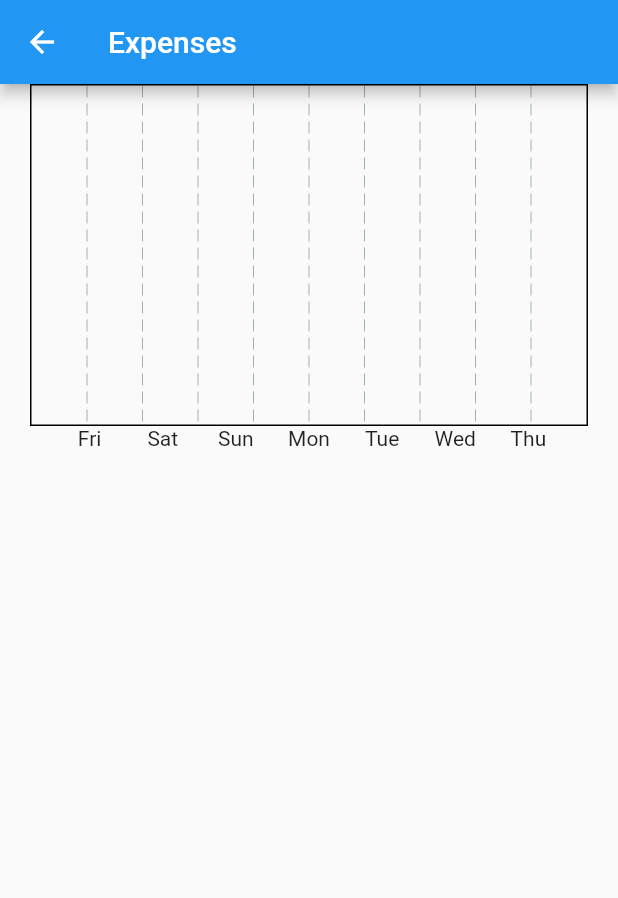
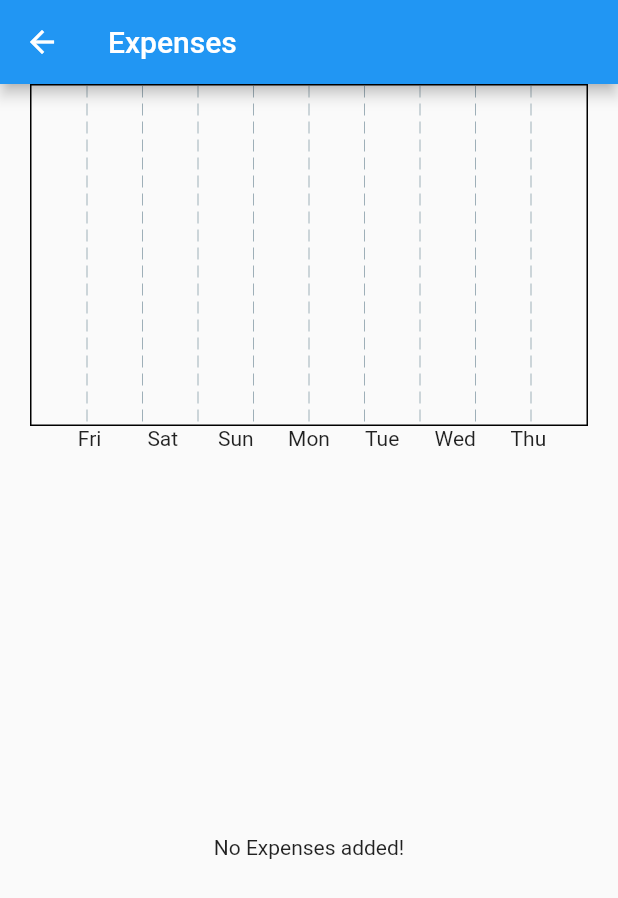
Before and after one commit to AslamJiffry/PersonalExpenseTracker, a Flutter app: the ExpensesScreen screen opened directly with empty values, on a phone screen of 412 x 824 dp. Shown: the top 898 px of the screen. Run offline on Flutter 3.47's test engine with Material 2 defaults, Android fonts, the phone set to English and light mode, and no system bars; drawn by our look-alikes of fl_chart; our stand-ins replace sqflite; accounts and stored records are empty.

Commit message:
'Nan' error fix , when there is no data

```diff
--- a/lib/widgets/all_expenses_screen.dart/all_expenses_list.dart
+++ b/lib/widgets/all_expenses_screen.dart/all_expenses_list.dart
@@ -12,12 +12,16 @@ class AllExpensesList extends StatelessWidget {
     return Consumer<DatabaseProvider>(
       builder: (_, db, __) {
         var list = db.expences;
-        return ListView.builder(
+        return list.isNotEmpty
+            ? ListView.builder(
                 physics: const BouncingScrollPhysics(
                   parent: AlwaysScrollableScrollPhysics(),
                 ),
                 itemCount: list.length,
                 itemBuilder: (_, i) => ExpenseCard(list[i]),
+              )
+            : const Center(
+                child: Text('No expense data added!'),
               );
       },
     );
--- a/lib/widgets/expenses_screen/expenses_list.dart
+++ b/lib/widgets/expenses_screen/expenses_list.dart
@@ -11,10 +11,14 @@ class ExpencesList extends StatelessWidget {
     return Consumer<DatabaseProvider>(
       builder: (_, db, __) {
         var expenceList = db.expences;
-        return ListView.builder(
-          itemCount: expenceList.length,
-          itemBuilder: (_, i) => ExpenseCard(expenceList[i]),
-        );
+        return expenceList.isNotEmpty
+            ? ListView.builder(
+                itemCount: expenceList.length,
+                itemBuilder: (_, i) => ExpenseCard(expenceList[i]),
+              )
+            : const Center(
+                child: Text('No Expenses added!'),
+              );
       },
     );
   }
```
Also changed, not shown: lib/widgets/home_screen/pie_graph.dart (+11 -3 lines). Lines whose indentation alone changed are shown as unchanged.
